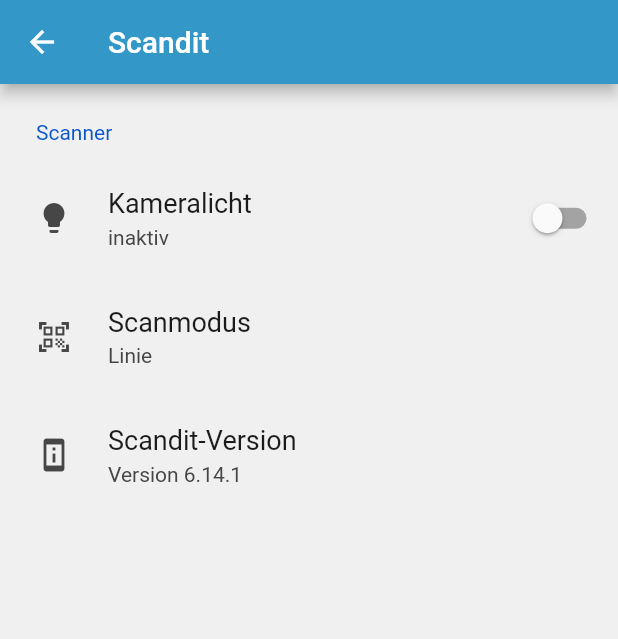
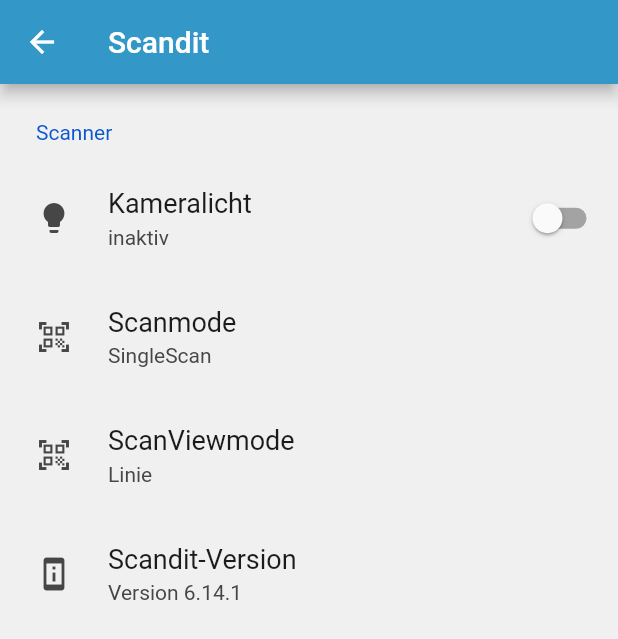
Before and after one commit to itavero-em/mobile_flutter, a Flutter app: the ScanditSettings screen opened directly, on a phone screen of 412 x 824 dp. Shown: the top 639 px of the screen. Run offline on Flutter 3.47's test engine with Material 2 defaults, Android fonts, the phone set to English and light mode, and no system bars; drawn by our look-alikes of settings_ui; our stand-ins replace flutter_local_notifications, flutter_platform_widgets, flutter_slidable, package_info_plus, permission_handler, shared_preferences and 1 more; missing offline and left inert: scandit_flutter_datacapture_barcode, scandit_flutter_datacapture_core; accounts and stored records are empty.

Commit message:
Setting für ScanMode implementiert

```diff
--- a/lib/models/settings_model.dart
+++ b/lib/models/settings_model.dart
@@ -14,6 +14,17 @@
       ScanViewFinderMode.values.singleWhere((i) => jsonValue == i.jsonValue);
 }
 
+enum ScanMode {
+  single("SingleScan"), // You can also use numbers as you wish
+  multi("MultiScan"),
+  all("ScanAll");
+
+  final dynamic jsonValue;
+  const ScanMode(this.jsonValue);
+  static ScanMode fromValue(jsonValue) =>
+      ScanMode.values.singleWhere((i) => jsonValue == i.jsonValue);
+}
+
 @JsonSerializable()
 class SettingsModel {
   static ConnectionModel noConnectionModel =
@@ -26,6 +37,9 @@
 
   @JsonKey(name: 'scan_viewfindermode')
   ScanViewFinderMode scanViewFinderMode = ScanViewFinderMode.line;
+
+  @JsonKey(name: 'scan_mode')
+  ScanMode scanMode = ScanMode.single;
 
   @JsonKey(name: 'kamera_licht')
   bool cameraLight = false;
--- a/lib/provider/settings_provider.dart
+++ b/lib/provider/settings_provider.dart
@@ -53,6 +53,11 @@
     _modelChanged();
   }
 
+  void setScanMode(ScanMode mode){
+    settingsModel.scanMode = mode;
+    _modelChanged();
+  }
+
   void setCameraLight(bool cameraLight)
   {
     settingsModel.cameraLight = cameraLight;
--- a/lib/screens/settings/setting_scandit_screen.dart
+++ b/lib/screens/settings/setting_scandit_screen.dart
@@ -58,10 +58,21 @@
               ),
               SettingsTile.navigation(
                 onPressed: (ctx) {
-                  _showActionSheet(context);
+                  _showScanMode(context);
                 },
                 leading: const Icon(Icons.qr_code_scanner),
-                title: const Text('Scanmodus'),
+                title: const Text('Scanmode'),
+                value: Text(Provider.of<SettingsProvider>(context)
+                    .settingsModel
+                    .scanMode
+                    .jsonValue),
+              ),
+              SettingsTile.navigation(
+                onPressed: (ctx) {
+                  _showScanViewMode(context);
+                },
+                leading: const Icon(Icons.qr_code_scanner),
+                title: const Text('ScanViewmode'),
                 value: Text(Provider.of<SettingsProvider>(context)
                     .settingsModel
                     .scanViewFinderMode
@@ -87,14 +98,14 @@
   }
 
   // This shows a CupertinoModalPopup which hosts a CupertinoActionSheet.
-  void _showActionSheet(BuildContext context) {
+  void _showScanViewMode(BuildContext context) {
     // final settingsProvider = Provider.of<SettingsProvider>(context);
     String possibleValues =
     ScanViewFinderMode.values.map((e) => e.jsonValue).join(", ").toString();
     showCupertinoModalPopup<void>(
       context: context,
       builder: (BuildContext context) => CupertinoActionSheet(
-        title: const Text('Bitte wählen Sie einen Scanmodus aus'),
+        title: const Text('Bitte wählen Sie einen Scanviewmodus aus'),
         message: Text(possibleValues),
         actions: <CupertinoActionSheetAction>[
           CupertinoActionSheetAction(
@@ -136,4 +147,55 @@
       ),
     );
   }
+
+  // This shows a CupertinoModalPopup which hosts a CupertinoActionSheet.
+  void _showScanMode(BuildContext context) {
+    // final settingsProvider = Provider.of<SettingsProvider>(context);
+    String possibleValues =
+    ScanViewFinderMode.values.map((e) => e.jsonValue).join(", ").toString();
+    showCupertinoModalPopup<void>(
+      context: context,
+      builder: (BuildContext context) => CupertinoActionSheet(
+        title: const Text('Bitte wählen Sie einen Scanmodus aus'),
+        message: Text(possibleValues),
+        actions: <CupertinoActionSheetAction>[
+          CupertinoActionSheetAction(
+            /// This parameter indicates the action would be a default
+            /// defualt behavior, turns the action's text to bold text.
+            isDefaultAction: Provider.of<SettingsProvider>(context)
+                .settingsModel
+                .scanMode ==
+                ScanMode.single,
+            onPressed: () {
+              settingsProvider.setScanMode(ScanMode.single);
+              Navigator.pop(context);
+            },
+            child: Text(ScanMode.single.jsonValue),
+          ),
+          CupertinoActionSheetAction(
+            isDefaultAction: Provider.of<SettingsProvider>(context)
+                .settingsModel
+                .scanMode ==
+                ScanMode.multi,
+            onPressed: () {
+              settingsProvider.setScanMode(ScanMode.multi);
+              Navigator.pop(context);
+            },
+            child: Text(ScanMode.multi.jsonValue),
+          ),
+          CupertinoActionSheetAction(
+            isDefaultAction: Provider.of<SettingsProvider>(context)
+                .settingsModel
+                .scanMode ==
+                ScanMode.all,
+            onPressed: () {
+              settingsProvider.setScanMode(ScanMode.all);
+              Navigator.pop(context);
+            },
+            child: Text(ScanMode.all.jsonValue),
+          ),
+        ],
+      ),
+    );
+  }
 }
```
